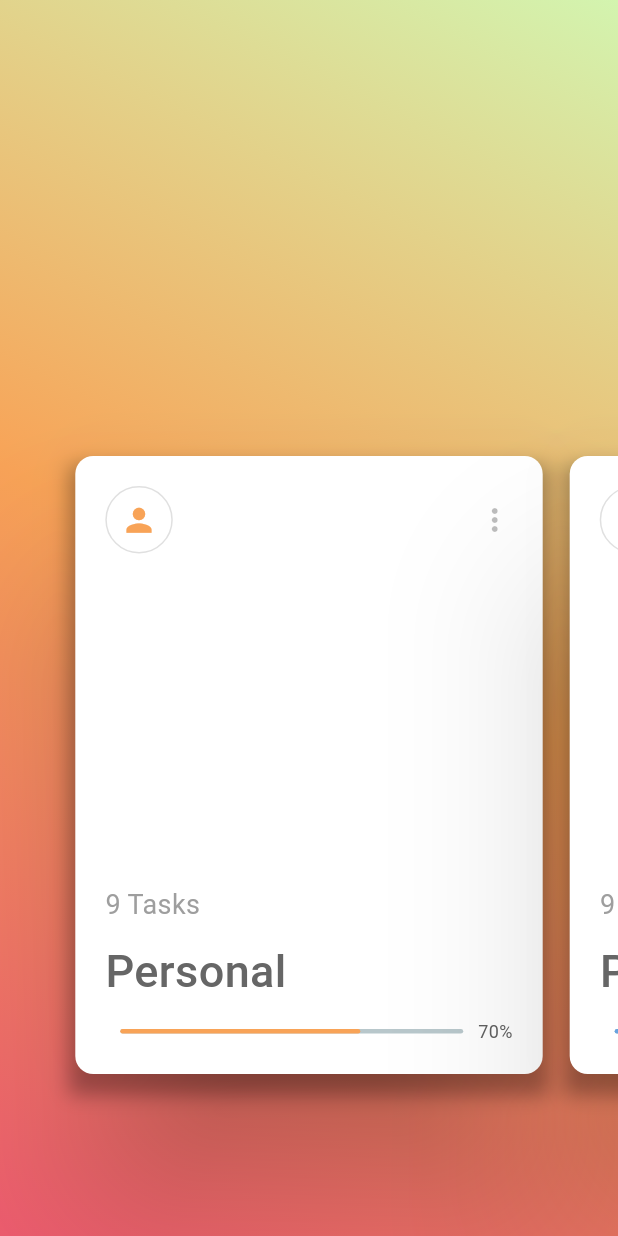
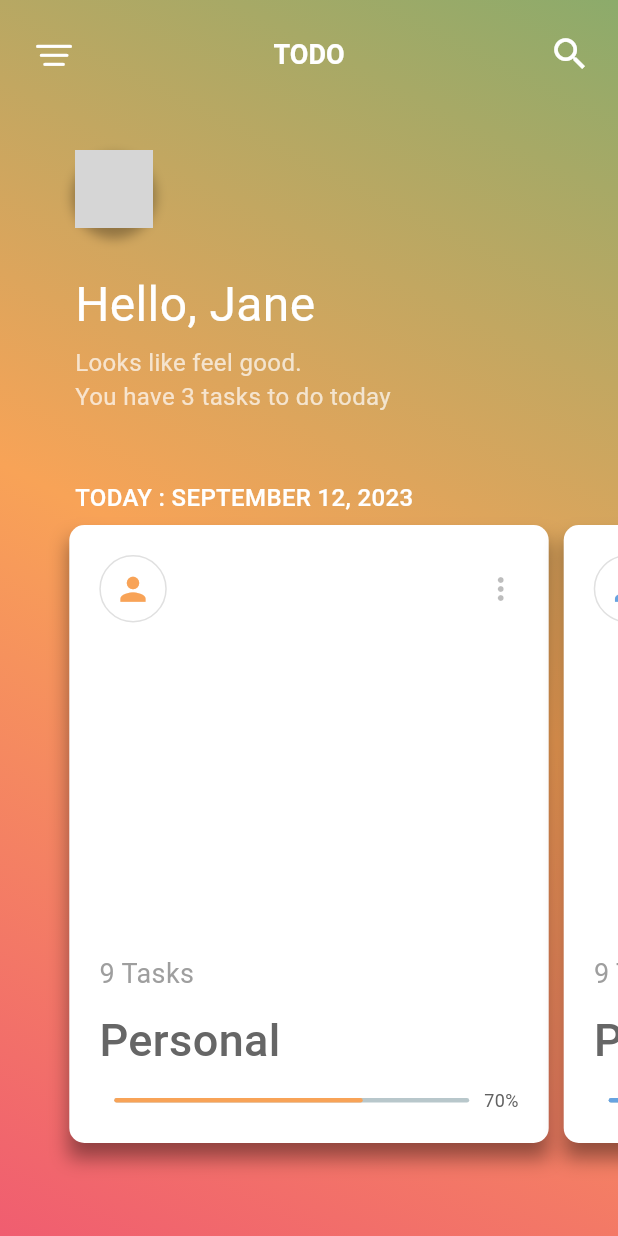
Before and after one commit to BigAchiever/flutter-UI-challenge, a Flutter app: the screen it shows after launch, on a phone screen of 412 x 824 dp. Run offline on Flutter 3.47's test engine with Material 2 defaults, Android fonts, the light colour scheme and no system bars; drawn by our look-alikes of percent_indicator; network calls fail; grey boxes are pictures that could not be loaded.

Commit message:
Finished the home screen  UI

```diff
--- a/lib/screens/home.dart
+++ b/lib/screens/home.dart
@@ -1,5 +1,9 @@
 import 'package:flutter/material.dart';
-import 'package:todo_ui_challenge/widgets/card_widget.dart';
+import 'package:todo_ui_challenge/widgets/appbar_widget.dart';
+import 'package:todo_ui_challenge/widgets/date_display_widget.dart';
+import 'package:todo_ui_challenge/widgets/icon_widget.dart';
+import 'package:todo_ui_challenge/widgets/name_widget.dart';
+import 'package:todo_ui_challenge/widgets/quote_widget.dart';
 import '../services/functions/functions.dart';
 import '../utils/color.dart';
 import '../widgets/card_align.dart';
@@ -7,26 +11,22 @@ import 'card_details.dart';
 
 class HomeScreen extends StatefulWidget {
   const HomeScreen({
-    super.key,
-  });
+    Key? key,
+  }) : super(key: key);
 
   @override
   State<HomeScreen> createState() => _HomeScreenState();
 }
 
-@override
-void dispose() {
-  Scrollfunc.pageController.dispose();
-}
+class _HomeScreenState extends State<HomeScreen>
+    with SingleTickerProviderStateMixin {
+  int currentPage = 0;
 
-class _HomeScreenState extends State<HomeScreen> {
   @override
   void dispose() {
     Scrollfunc.pageController.dispose();
     super.dispose();
   }
-
-  int currentPage = 0;
 
   @override
   Widget build(BuildContext context) {
@@ -38,9 +38,16 @@ class _HomeScreenState extends State<HomeScreen> {
               backgroundGradients[currentPage % backgroundGradients.length],
         ),
         child: SafeArea(
-          child: GestureDetector(
+          child: Stack(
+            children: [
+              appBarWidget(context),
+              iconWidget(context),
+              nameWidget(context),
+              quoteWidget(context),
+              dateDisplay(context),
+              GestureDetector(
                 onPanUpdate: (details) {
-              if (details.delta.dx.abs() > 2 * details.delta.dy.abs()) {
+                  if (details.delta.dx.abs() > 10 * details.delta.dy.abs()) {
                     // Horizontal swipe
                     if (details.delta.dx < 0) {
                       Scrollfunc.nextPage();
@@ -50,40 +57,23 @@ class _HomeScreenState extends State<HomeScreen> {
                   } else {
                     isContentVisible = true;
                     // Vertical swipe
-                if (details.delta.dy < 0 && details.delta.dy.abs() > 2) {
+                    if (details.delta.dy < -10 && details.delta.dy.abs() > 2) {
                       // Swipe upwards
                       Navigator.push(
                         context,
                         PageRouteBuilder(
-                      transitionDuration: const Duration(milliseconds: 800),
+                          transitionDuration: const Duration(seconds: 1),
                           reverseTransitionDuration:
                               const Duration(milliseconds: 800),
-                      transitionsBuilder:
-                          (context, animation, secondaryAnimation, child) {
-                        final scaleAnimation =
-                            Tween<double>(begin: 0.8, end: 1.0).animate(
-                          CurvedAnimation(
-                              parent: animation, curve: Curves.easeInOut),
-                        );
-
-                        final fadeAnimation =
-                            Tween<double>(begin: 0.0, end: 1.0).animate(
-                          CurvedAnimation(
-                              parent: animation, curve: Curves.easeInOut),
-                        );
-
-                        return ScaleTransition(
-                          scale: scaleAnimation,
-                          child: FadeTransition(
-                            opacity: fadeAnimation,
-                            child: child,
+                          pageBuilder:
+                              (context, animation, secondaryAnimation) {
+                            return AnimatedSize(
+                              duration: const Duration(milliseconds: 1),
+                              child: DetailScreen(
+                                currentPage: currentPage,
                               ),
                             );
                           },
-                      pageBuilder: (context, animation1, animation2) =>
-                          DetailScreen(
-                        currentPage: currentPage,
-                      ),
                         ),
                       );
                     }
@@ -92,25 +82,37 @@ class _HomeScreenState extends State<HomeScreen> {
                 child: PageView(
                   controller: Scrollfunc.pageController,
                   scrollDirection: Axis.horizontal,
+                  restorationId: 'home',
                   physics: const NeverScrollableScrollPhysics(),
                   onPageChanged: (int page) {
                     setState(() {
                       currentPage = page;
-                  print('Current Page: $currentPage');
+                      debugPrint('Current Page: $currentPage');
                     });
                   },
                   children: [
-                CenteredCard(
-                  currentpagenumber: 0,
+                    Column(
+                      children: [
+                        const SizedBox(height: 50.0),
+                        CenteredCard(currentpagenumber: 0),
+                      ],
                     ),
-                CenteredCard(
-                  currentpagenumber: 1,
+                    Column(
+                      children: [
+                        const SizedBox(height: 50.0),
+                        CenteredCard(currentpagenumber: 1),
+                      ],
                     ),
-                CenteredCard(
-                  currentpagenumber: 2,
+                    Column(
+                      children: [
+                        const SizedBox(height: 50.0),
+                        CenteredCard(currentpagenumber: 2),
+                      ],
                     ),
                   ],
                 ),
+              ),
+            ],
           ),
         ),
       ),
--- a/lib/services/functions/functions.dart
+++ b/lib/services/functions/functions.dart
@@ -7,14 +7,14 @@ class Scrollfunc {
   );
   static void nextPage() async {
     await pageController.nextPage(
-      duration: const Duration(milliseconds: 500),
+      duration: const Duration(milliseconds: 600),
       curve: Curves.easeInOut,
     );
   }
 
   static void prevPage() async {
     await Scrollfunc.pageController.previousPage(
-      duration: const Duration(milliseconds: 500),
+      duration: const Duration(milliseconds: 600),
       curve: Curves.easeInOut,
     );
   }
--- a/lib/utils/color.dart
+++ b/lib/utils/color.dart
@@ -4,7 +4,7 @@ import 'package:todo_ui_challenge/utils/theme.dart';
 List<LinearGradient> backgroundGradients = [
   const LinearGradient(
     colors: [
-      Color.fromARGB(255, 211, 244, 175),
+      Color.fromARGB(255, 140, 171, 107),
       GradientColors.color1top,
       GradientColors.color1bottom
     ],
@@ -13,7 +13,7 @@ List<LinearGradient> backgroundGradients = [
   ),
   const LinearGradient(
     colors: [
-      GradientColors.colortopright,
+      Color.fromARGB(255, 85, 128, 171),
       GradientColors.color2top,
       GradientColors.color2bottom
     ],
@@ -22,7 +22,7 @@ List<LinearGradient> backgroundGradients = [
   ),
   const LinearGradient(
     colors: [
-      Color.fromARGB(255, 175, 244, 230),
+      Color.fromARGB(255, 119, 180, 168),
       Color.fromARGB(255, 50, 139, 120),
       Color.fromARGB(255, 37, 83, 92)
     ],
--- /dev/null
+++ b/lib/widgets/appbar_widget.dart
@@ -0,0 +1,39 @@
+import 'package:flutter/cupertino.dart';
+import 'package:flutter/material.dart';
+
+Widget appBarWidget(BuildContext context) {
+  return Padding(
+    padding: const EdgeInsets.all(8.0),
+    child: AppBar(
+      backgroundColor: Colors.transparent,
+      elevation: 0,
+      leading: IconButton(
+        onPressed: () {},
+        icon: const Icon(
+          CupertinoIcons.line_horizontal_3_decrease,
+          color: Colors.white,
+          size: 28,
+        ),
+      ),
+      title: const Text(
+        "TODO",
+        style: TextStyle(
+          color: Colors.white,
+          fontSize: 18,
+          fontWeight: FontWeight.bold,
+        ),
+      ),
+      centerTitle: true,
+      actions: [
+        IconButton(
+          onPressed: () {},
+          icon: const Icon(
+            Icons.search,
+            size: 28,
+            color: Colors.white,
+          ),
+        ),
+      ],
+    ),
+  );
+}
--- a/lib/widgets/card_align.dart
+++ b/lib/widgets/card_align.dart
@@ -5,9 +5,11 @@ import 'card_widget.dart';
 class CenteredCard extends StatelessWidget {
   int currentpagenumber;
 
+
   CenteredCard({
     super.key,
     required this.currentpagenumber,
+
   });
 
   @override
@@ -16,7 +18,7 @@ class CenteredCard extends StatelessWidget {
       children: [
         Padding(
           padding: const EdgeInsets.only(top: 300, right: 5, left: 5),
-          child: cardWidget(context, currentpagenumber),
+          child: cardWidget(context, currentpagenumber ),
         ),
       ],
     );
--- a/lib/widgets/card_widget.dart
+++ b/lib/widgets/card_widget.dart
@@ -3,28 +3,34 @@ import 'package:percent_indicator/percent_indicator.dart';
 import 'package:todo_ui_challenge/utils/theme.dart';
 
 import '../utils/color.dart';
-import '../utils/constants.dart';
 
-cardWidget(
-  BuildContext context,
-  int currentpagenumber,
-) =>
-    Container(
+cardWidget(BuildContext context, int currentpagenumber) => Hero(
+      flightShuttleBuilder: (flightContext, animation, flightDirection,
+              fromHeroContext, toHeroContext) =>
+          Material(
+        color: Colors.transparent,
+        child: toHeroContext.widget,
+      ),
+      transitionOnUserGestures: true,
+      tag: 'card$currentpagenumber',
+      child: Container(
         decoration: BoxDecoration(
           boxShadow: [
             BoxShadow(
-            color: Colors.black.withOpacity(0.3),
+              color: Colors.black.withOpacity(0.4),
               blurRadius: 10,
               offset: const Offset(0, 10),
             ),
           ],
         ),
-      child: Card(
-        elevation: 50,
+        child: Container(
+          decoration: BoxDecoration(
+            borderRadius: BorderRadius.circular(10),
             color: ThemeClass.cardColor,
+          ),
           child: SizedBox(
-          width: MediaQuery.sizeOf(context).width * 0.9,
-          height: MediaQuery.sizeOf(context).height * 0.5,
+            width: MediaQuery.of(context).size.width * 0.9,
+            height: MediaQuery.of(context).size.height * 0.5,
             child: Padding(
               padding: const EdgeInsets.all(20.0),
               child: Column(
@@ -32,10 +38,7 @@ cardWidget(
                   Row(
                     mainAxisAlignment: MainAxisAlignment.spaceBetween,
                     children: [
-                    Hero(
-                      transitionOnUserGestures: true,
-                      tag: herotags[currentpagenumber % herotags.length],
-                      child: Container(
+                      Container(
                         width: 45,
                         height: 45,
                         decoration: BoxDecoration(
@@ -53,36 +56,25 @@ cardWidget(
                               currentpagenumber % progressColors.length],
                         ),
                       ),
-                    ),
-                    Hero(
-                      transitionOnUserGestures: true,
-                      tag: 'more$currentpagenumber',
-                      child: const Icon(
+                      const Icon(
                         Icons.more_vert,
                         color: Colors.black26,
-                      ),
                       ),
                     ],
                   ),
                   const Spacer(),
-                Column(
+                  AnimatedSlide(
+                    duration: const Duration(milliseconds: 300),
+                    offset: const Offset(0, 0),
+                    onEnd: () {
+                      const Offset(0, -1);
+                    },
+                    child: Column(
                       children: [
-                    Row(
+                        const Row(
                           mainAxisAlignment: MainAxisAlignment.start,
                           children: [
-                        Hero(
-                          transitionOnUserGestures: true,
-                          tag: 'taskCount$currentpagenumber',
-                          flightShuttleBuilder: (flightContext,
-                                  animation,
-                                  flightDirection,
-                                  fromHeroContext,
-                                  toHeroContext) =>
-                              Material(
-                            color: Colors.transparent,
-                            child: toHeroContext.widget,
-                          ),
-                          child: const Text(
+                            Text(
                               "9 Tasks",
                               style: TextStyle(
                                 fontSize: 18,
@@ -90,28 +82,15 @@ cardWidget(
                                 color: Colors.grey,
                               ),
                             ),
-                        ),
                           ],
                         ),
                         const SizedBox(
                           height: 10,
                         ),
-                    Row(
+                        const Row(
                           mainAxisAlignment: MainAxisAlignment.start,
                           children: [
-                        Hero(
-                          transitionOnUserGestures: true,
-                          tag: 'title$currentpagenumber',
-                          flightShuttleBuilder: (flightContext,
-                                  animation,
-                                  flightDirection,
-                                  fromHeroContext,
-                                  toHeroContext) =>
-                              Material(
-                            color: Colors.transparent,
-                            child: toHeroContext.widget,
-                          ),
-                          child: const Text(
+                            Text(
                               "Personal",
                               style: TextStyle(
                                 fontSize: 30,
@@ -119,17 +98,12 @@ cardWidget(
                                 color: ThemeClass.largeTextColor,
                               ),
                             ),
-                        ),
                           ],
                         ),
                         const SizedBox(
                           height: 10,
                         ),
-                    Hero(
-                      transitionOnUserGestures: true,
-                      tag:
-                          progresstags[currentpagenumber % progresstags.length],
-                      child: LinearPercentIndicator(
+                        LinearPercentIndicator(
                           lineHeight: 3,
                           percent: 0.7,
                           curve: Curves.easeIn,
@@ -145,13 +119,14 @@ cardWidget(
                               color: Colors.grey.shade700,
                             ),
                           ),
-                      ),
                         )
                       ],
+                    ),
                   ),
                 ],
               ),
             ),
           ),
         ),
+      ),
     );
--- /dev/null
+++ b/lib/widgets/date_display_widget.dart
@@ -0,0 +1,16 @@
+import 'package:flutter/material.dart';
+
+Widget dateDisplay(BuildContext context) {
+  return const Positioned(
+    top: 320.0,
+    left: 50.0,
+    child: Text(
+      "TODAY : SEPTEMBER 12, 2023",
+      style: TextStyle(
+        color: Colors.white,
+        fontSize: 16.0,
+        fontWeight: FontWeight.w500,
+      ),
+    ),
+  );
+}
--- /dev/null
+++ b/lib/widgets/icon_widget.dart
@@ -0,0 +1,27 @@
+import 'package:flutter/material.dart';
+
+@override
+Widget iconWidget(BuildContext context) {
+  return Positioned(
+    top: 100.0,
+    left: 50.0,
+    child: Container(
+      decoration: BoxDecoration(
+        shape: BoxShape.circle,
+        boxShadow: [
+          BoxShadow(
+            color: Colors.black.withOpacity(0.3),
+            blurRadius: 6.0,
+            offset: const Offset(0.0, 5.0),
+            spreadRadius: 2.0,
+          ),
+        ],
+      ),
+      child: const CircleAvatar(
+        //girl image
+        backgroundImage: NetworkImage("https://i.imgur.com/BoN9kdC.png"),
+        radius: 26.0,
+      ),
+    ),
+  );
+}
--- /dev/null
+++ b/lib/widgets/name_widget.dart
@@ -0,0 +1,16 @@
+import 'package:flutter/material.dart';
+
+Widget nameWidget(BuildContext context) {
+  return const Positioned(
+    top: 180.0,
+    left: 50.0,
+    child: Text(
+      'Hello, Jane',
+      style: TextStyle(
+        color: Colors.white,
+        fontSize: 32.0,
+        fontWeight: FontWeight.w400,
+      ),
+    ),
+  );
+}
--- /dev/null
+++ b/lib/widgets/quote_widget.dart
@@ -0,0 +1,16 @@
+import 'package:flutter/material.dart';
+
+Widget quoteWidget(BuildContext context) {
+  return const Positioned(
+    top: 230.0,
+    left: 50.0,
+    child: Text(
+      "Looks like feel good. \nYou have 3 tasks to do today",
+      style: TextStyle(
+        color: Colors.white70,
+        fontSize: 16.0,
+        fontWeight: FontWeight.w400,
+      ),
+    ),
+  );
+}
--- a/pubspec.yaml
+++ b/pubspec.yaml
@@ -36,6 +36,7 @@ dependencies:
   # Use with the CupertinoIcons class for iOS style icons.
   cupertino_icons: ^1.0.2
   percent_indicator: ^4.2.3
+  provider: ^6.0.5
 
 dev_dependencies:
   flutter_test:
```
Also changed, not shown: lib/screens/card_details.dart (+25 -54 lines), lib/services/data/data_local.dart (+3 -6 lines), pubspec.lock. Lines whose indentation alone changed are shown as unchanged.
